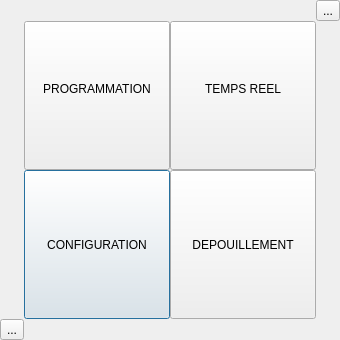
First picture: the form in Src/MatisseServer/ui/WelcomeDialog.ui, repository IfremerUnderwater/Matisse, before the edit.
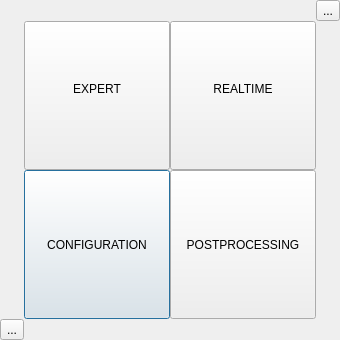
Second picture: the form after the edit. Icons and pictures are not drawn.

Patch:
```diff
--- a/Src/MatisseServer/ui/WelcomeDialog.ui
+++ b/Src/MatisseServer/ui/WelcomeDialog.ui
@@ -160,7 +160,7 @@
           </size>
          </property>
          <property name="text">
-          <string>PROGRAMMATION
+          <string>EXPERT
 </string>
          </property>
         </widget>
@@ -186,7 +186,7 @@
           </size>
          </property>
          <property name="text">
-          <string>TEMPS REEL
+          <string>REALTIME
 </string>
          </property>
          <property name="autoRepeatInterval">
@@ -209,7 +209,7 @@
           </size>
          </property>
          <property name="text">
-          <string>DEPOUILLEMENT</string>
+          <string>POSTPROCESSING</string>
          </property>
         </widget>
        </item>
```
